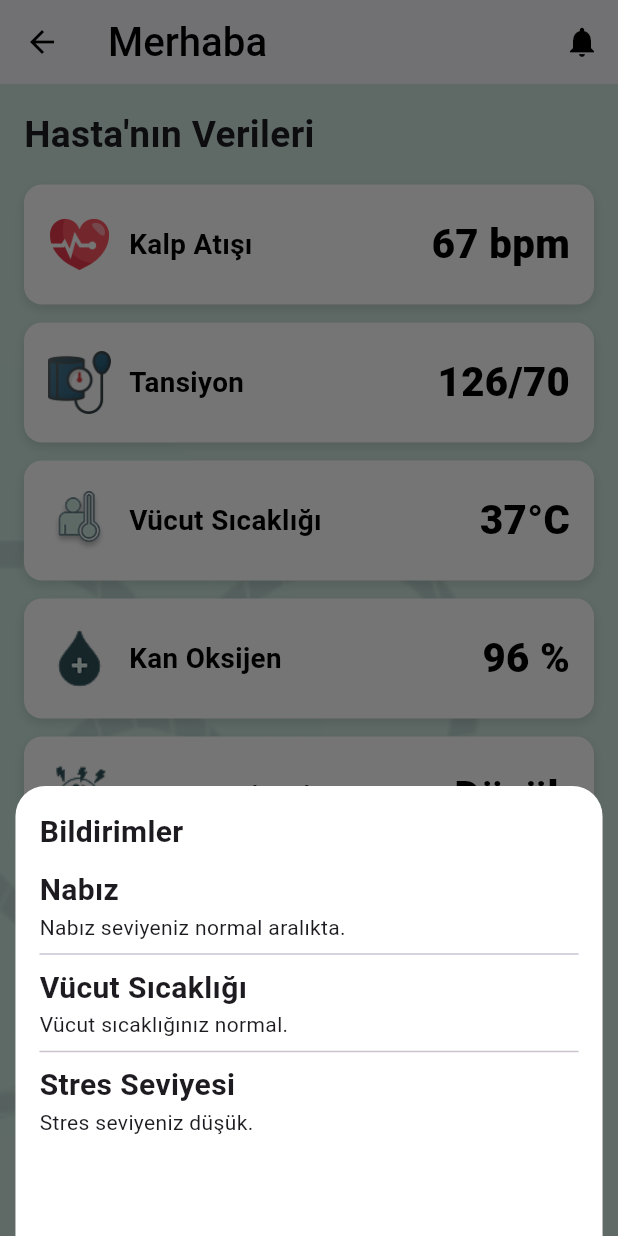
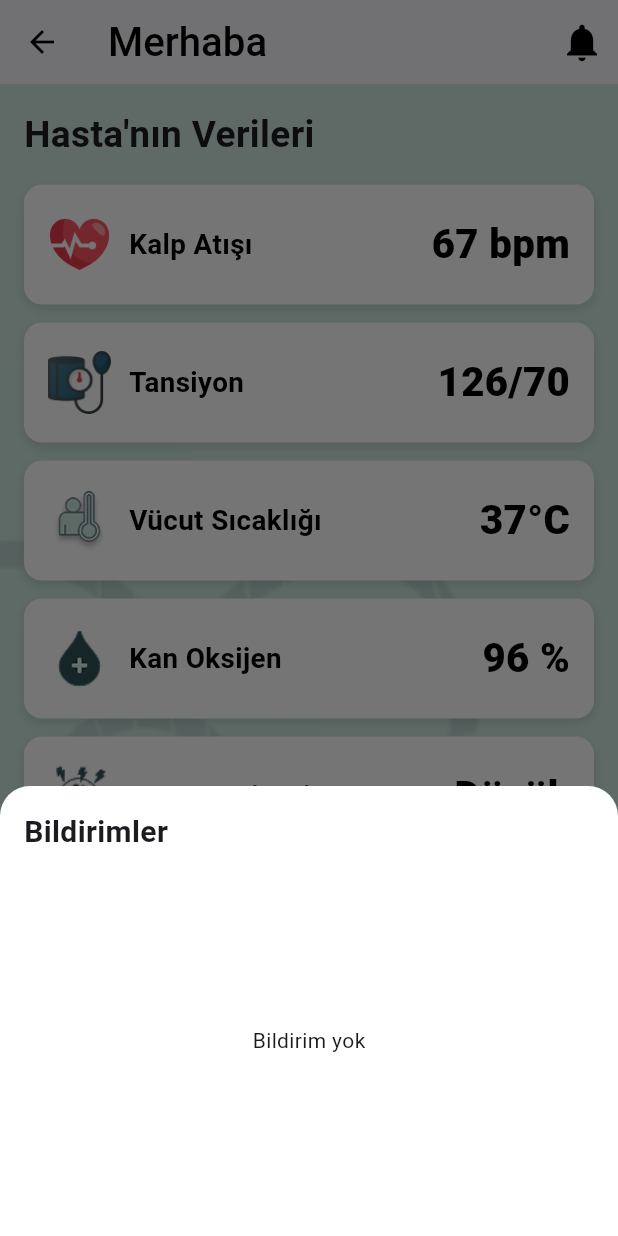
Before and after one commit to dilara-karaca/HealthAssistant, a Flutter app: the RelativeHomePage screen opened directly, after a tap on the "notifications" icon, on a phone screen of 412 x 824 dp. Run offline on Flutter 3.47's test engine with Material 3 defaults, Android fonts, the light colour scheme and no system bars; our stand-ins replace cloud_firestore, firebase_auth, firebase_core, fl_chart, flutter_blue_plus, geolocator and 3 more; accounts and stored records are empty.

Commit message:
Hastanın bildirimleri düüzenlendi

```diff
--- a/lib/screens/relative_home_page.dart
+++ b/lib/screens/relative_home_page.dart
@@ -11,13 +11,34 @@ class RelativeHomePageState extends State<RelativeHomePage> {
   String? patientName;
   String? relativeName;
   bool isLoading = true;
+  int notificationCount = 0;
+  List<Map<String, dynamic>> notifications = [];
 
   @override
   void initState() {
     super.initState();
     fetchPatientName();
+    fetchNotifications();
   }
+  Future<void> fetchNotifications() async {
+    try {
+      final uid = FirebaseAuth.instance.currentUser?.uid;
+      if (uid == null) return;
 
+      final snapshot = await FirebaseFirestore.instance
+          .collection('notifications')
+          .where('to', isEqualTo: uid)
+          .orderBy('timestamp', descending: true)
+          .get();
+
+      setState(() {
+        notifications = snapshot.docs.map((doc) => doc.data()).toList();
+        notificationCount = notifications.length;
+      });
+    } catch (e) {
+      print("Bildirimler alınamadı: $e");
+    }
+  }
   String getPossessiveSuffix(String name) {
     if (name.isEmpty) return "Hasta'nın";
 
@@ -96,41 +117,39 @@ class RelativeHomePageState extends State<RelativeHomePage> {
       shape: const RoundedRectangleBorder(
         borderRadius: BorderRadius.vertical(top: Radius.circular(20)),
       ),
-      builder:
-          (context) => Container(
-            width: MediaQuery.of(context).size.width * 0.95,
+      builder: (context) => Container(
         height: 300,
         padding: const EdgeInsets.all(16),
         child: Column(
           crossAxisAlignment: CrossAxisAlignment.start,
-              children: const [
-                Text(
+          children: [
+            const Text(
               "Bildirimler",
               style: TextStyle(fontSize: 20, fontWeight: FontWeight.bold),
             ),
-                SizedBox(height: 10),
-                Text(
-                  "Nabız",
-                  style: TextStyle(fontSize: 20, fontWeight: FontWeight.w600),
+            const SizedBox(height: 10),
+            Expanded(
+              child: notifications.isEmpty
+                  ? const Center(child: Text("Bildirim yok"))
+                  : ListView.separated(
+                itemCount: notifications.length,
+                separatorBuilder: (_, __) => const Divider(),
+                itemBuilder: (context, index) {
+                  final notification = notifications[index];
+                  final patient = patientName ?? "Hasta";
+                  return Text(
+                    "$patient size acil durum bildirimi gönderdi.",
+                    style: const TextStyle(fontSize: 16),
+                  );
+                },
               ),
-                Text("Nabız seviyeniz normal aralıkta."),
-                Divider(),
-                Text(
-                  "Vücut Sıcaklığı",
-                  style: TextStyle(fontSize: 20, fontWeight: FontWeight.w600),
             ),
-                Text("Vücut sıcaklığınız normal."),
-                Divider(),
-                Text(
-                  "Stres Seviyesi",
-                  style: TextStyle(fontSize: 20, fontWeight: FontWeight.w600),
-                ),
-                Text("Stres seviyeniz düşük."),
           ],
         ),
       ),
     );
   }
+
 
   @override
   Widget build(BuildContext context) {
@@ -167,11 +186,40 @@ class RelativeHomePageState extends State<RelativeHomePage> {
           ),
         ),
         actions: [
+          Stack(
+            alignment: Alignment.topRight,
+            children: [
               IconButton(
-            icon: const Icon(Icons.notifications, color: Colors.black),
+                icon: const Icon(Icons.notifications, size: 30, color: Colors.black),
                 onPressed: _showNotificationsPanel,
               ),
+              if (notificationCount > 0)
+                Positioned(
+                  right: 8,
+                  top: 8,
+                  child: Container(
+                    padding: const EdgeInsets.all(4),
+                    decoration: BoxDecoration(
+                      color: Colors.red,
+                      shape: BoxShape.circle,
+                    ),
+                    constraints: const BoxConstraints(minWidth: 20, minHeight: 20),
+                    child: Center(
+                      child: Text(
+                        '$notificationCount',
+                        style: const TextStyle(
+                          color: Colors.white,
+                          fontSize: 12,
+                          fontWeight: FontWeight.bold,
+                        ),
+                      ),
+                    ),
+                  ),
+                ),
             ],
+          ),
+        ],
+
         iconTheme: const IconThemeData(color: Colors.black),
         elevation: 1,
       ),
```
Also changed, not shown: lib/screens/emergency.dart (+56 -21 lines). Lines whose indentation alone changed are shown as unchanged.
